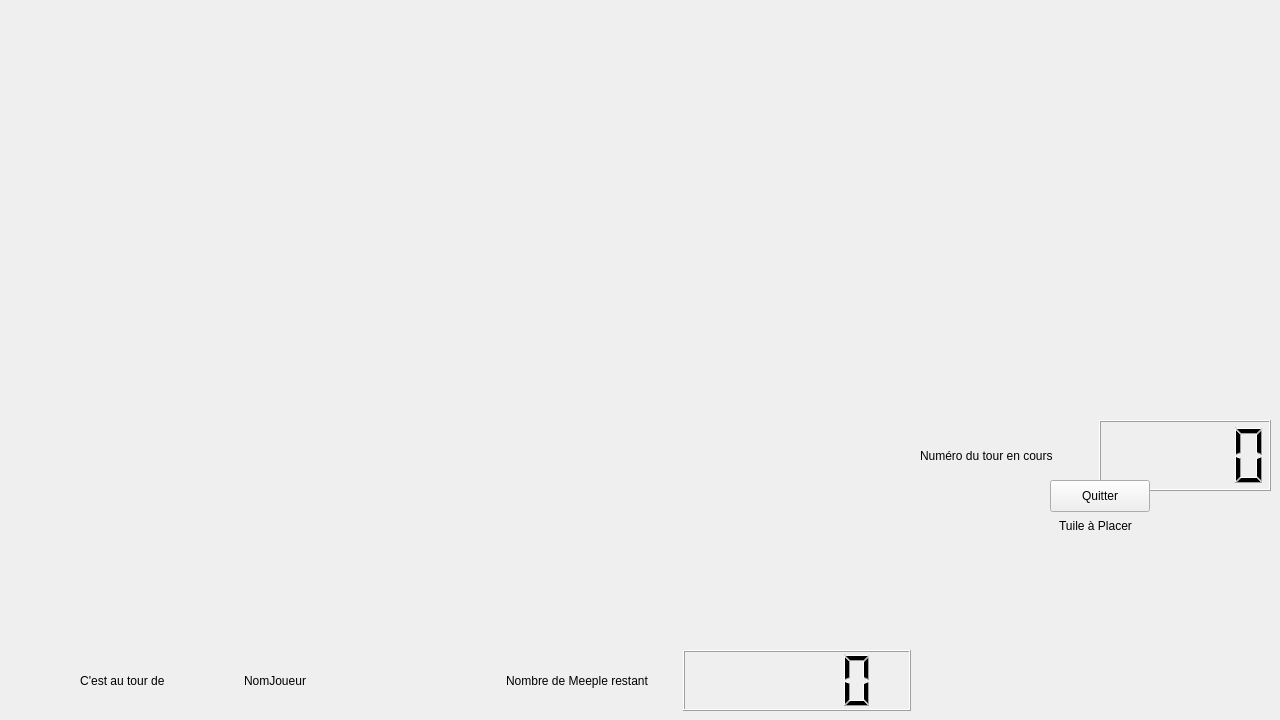
ritmosky/Projet_LO21_Carcassonne, file src/vue/vuePartie.ui: the form before one commit.
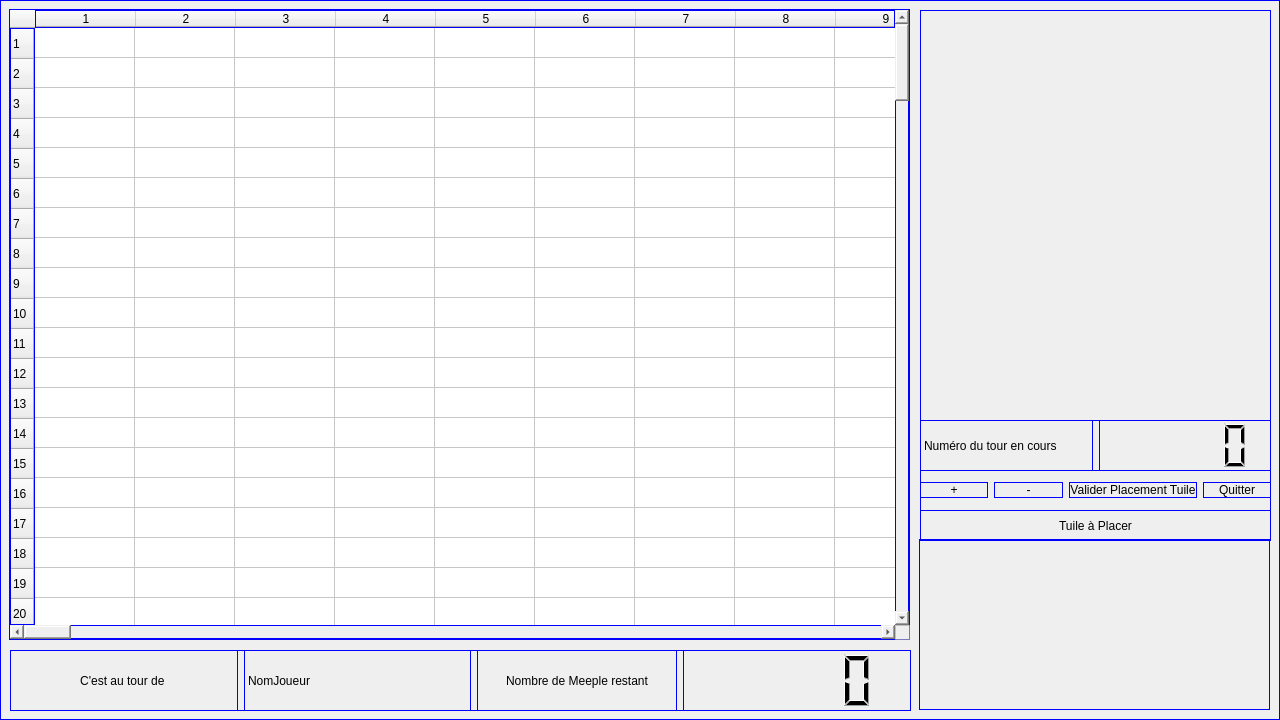
The form after the commit.

Commit message: ok plateau

```diff
--- a/src/vue/vuePartie.ui
+++ b/src/vue/vuePartie.ui
@@ -14,7 +14,7 @@
    <string>MainWindow</string>
   </property>
   <property name="styleSheet">
-   <string notr="true"/>
+   <string notr="true">border: 1px solid blue;</string>
   </property>
   <widget class="QWidget" name="centralwidget">
    <widget class="QWidget" name="verticalLayoutWidget">
@@ -38,7 +38,7 @@
       <x>920</x>
       <y>420</y>
       <width>351</width>
-      <height>71</height>
+      <height>51</height>
      </rect>
     </property>
     <layout class="QHBoxLayout" name="horizontalLayout">
@@ -129,18 +129,355 @@
      <set>Qt::AlignCenter</set>
     </property>
    </widget>
-   <widget class="QPushButton" name="bouttonQuitter">
+   <widget class="QWidget" name="widgetPlateau" native="true">
     <property name="geometry">
      <rect>
-      <x>1050</x>
-      <y>480</y>
-      <width>100</width>
-      <height>32</height>
+      <x>9</x>
+      <y>9</y>
+      <width>901</width>
+      <height>631</height>
      </rect>
     </property>
-    <property name="text">
-     <string>Quitter</string>
+    <layout class="QGridLayout" name="gridLayout">
+     <item row="0" column="0">
+      <widget class="QTableWidget" name="plateau">
+       <property name="rowCount">
+        <number>144</number>
+       </property>
+       <property name="columnCount">
+        <number>144</number>
+       </property>
+       <row/>
+       <row/>
+       <row/>
+       <row/>
+       <row/>
+       <row/>
+       <row/>
+       <row/>
+       <row/>
+       <row/>
+       <row/>
+       <row/>
+       <row/>
+       <row/>
+       <row/>
+       <row/>
+       <row/>
+       <row/>
+       <row/>
+       <row/>
+       <row/>
+       <row/>
+       <row/>
+       <row/>
+       <row/>
+       <row/>
+       <row/>
+       <row/>
+       <row/>
+       <row/>
+       <row/>
+       <row/>
+       <row/>
+       <row/>
+       <row/>
+       <row/>
+       <row/>
+       <row/>
+       <row/>
+       <row/>
+       <row/>
+       <row/>
+       <row/>
+       <row/>
+       <row/>
+       <row/>
+       <row/>
+       <row/>
+       <row/>
+       <row/>
+       <row/>
+       <row/>
+       <row/>
+       <row/>
+       <row/>
+       <row/>
+       <row/>
+       <row/>
+       <row/>
+       <row/>
+       <row/>
+       <row/>
+       <row/>
+       <row/>
+       <row/>
+       <row/>
+       <row/>
+       <row/>
+       <row/>
+       <row/>
+       <row/>
+       <row/>
+       <row/>
+       <row/>
+       <row/>
+       <row/>
+       <row/>
+       <row/>
+       <row/>
+       <row/>
+       <row/>
+       <row/>
+       <row/>
+       <row/>
+       <row/>
+       <row/>
+       <row/>
+       <row/>
+       <row/>
+       <row/>
+       <row/>
+       <row/>
+       <row/>
+       <row/>
+       <row/>
+       <row/>
+       <row/>
+       <row/>
+       <row/>
+       <row/>
+       <row/>
+       <row/>
+       <row/>
+       <row/>
+       <row/>
+       <row/>
+       <row/>
+       <row/>
+       <row/>
+       <row/>
+       <row/>
+       <row/>
+       <row/>
+       <row/>
+       <row/>
+       <row/>
+       <row/>
+       <row/>
+       <row/>
+       <row/>
+       <row/>
+       <row/>
+       <row/>
+       <row/>
+       <row/>
+       <row/>
+       <row/>
+       <row/>
+       <row/>
+       <row/>
+       <row/>
+       <row/>
+       <row/>
+       <row/>
+       <row/>
+       <row/>
+       <row/>
+       <row/>
+       <row/>
+       <row/>
+       <row/>
+       <row/>
+       <row/>
+       <row/>
+       <column/>
+       <column/>
+       <column/>
+       <column/>
+       <column/>
+       <column/>
+       <column/>
+       <column/>
+       <column/>
+       <column/>
+       <column/>
+       <column/>
+       <column/>
+       <column/>
+       <column/>
+       <column/>
+       <column/>
+       <column/>
+       <column/>
+       <column/>
+       <column/>
+       <column/>
+       <column/>
+       <column/>
+       <column/>
+       <column/>
+       <column/>
+       <column/>
+       <column/>
+       <column/>
+       <column/>
+       <column/>
+       <column/>
+       <column/>
+       <column/>
+       <column/>
+       <column/>
+       <column/>
+       <column/>
+       <column/>
+       <column/>
+       <column/>
+       <column/>
+       <column/>
+       <column/>
+       <column/>
+       <column/>
+       <column/>
+       <column/>
+       <column/>
+       <column/>
+       <column/>
+       <column/>
+       <column/>
+       <column/>
+       <column/>
+       <column/>
+       <column/>
+       <column/>
+       <column/>
+       <column/>
+       <column/>
+       <column/>
+       <column/>
+       <column/>
+       <column/>
+       <column/>
+       <column/>
+       <column/>
+       <column/>
+       <column/>
+       <column/>
+       <column/>
+       <column/>
+       <column/>
+       <column/>
+       <column/>
+       <column/>
+       <column/>
+       <column/>
+       <column/>
+       <column/>
+       <column/>
+       <column/>
+       <column/>
+       <column/>
+       <column/>
+       <column/>
+       <column/>
+       <column/>
+       <column/>
+       <column/>
+       <column/>
+       <column/>
+       <column/>
+       <column/>
+       <column/>
+       <column/>
+       <column/>
+       <column/>
+       <column/>
+       <column/>
+       <column/>
+       <column/>
+       <column/>
+       <column/>
+       <column/>
+       <column/>
+       <column/>
+       <column/>
+       <column/>
+       <column/>
+       <column/>
+       <column/>
+       <column/>
+       <column/>
+       <column/>
+       <column/>
+       <column/>
+       <column/>
+       <column/>
+       <column/>
+       <column/>
+       <column/>
+       <column/>
+       <column/>
+       <column/>
+       <column/>
+       <column/>
+       <column/>
+       <column/>
+       <column/>
+       <column/>
+       <column/>
+       <column/>
+       <column/>
+       <column/>
+       <column/>
+       <column/>
+       <column/>
+       <column/>
+       <column/>
+       <column/>
+       <column/>
+      </widget>
+     </item>
+    </layout>
+   </widget>
+   <widget class="QWidget" name="horizontalLayoutWidget">
+    <property name="geometry">
+     <rect>
+      <x>920</x>
+      <y>470</y>
+      <width>351</width>
+      <height>41</height>
+     </rect>
     </property>
+    <layout class="QHBoxLayout" name="conteneurBoutton">
+     <item>
+      <widget class="QPushButton" name="zoomIn">
+       <property name="text">
+        <string>+</string>
+       </property>
+      </widget>
+     </item>
+     <item>
+      <widget class="QPushButton" name="zoomOut">
+       <property name="text">
+        <string>-</string>
+       </property>
+      </widget>
+     </item>
+     <item>
+      <widget class="QPushButton" name="bouttonValiderTuile">
+       <property name="text">
+        <string>Valider Placement Tuile</string>
+       </property>
+      </widget>
+     </item>
+     <item>
+      <widget class="QPushButton" name="bouttonQuitter">
+       <property name="text">
+        <string>Quitter</string>
+       </property>
+      </widget>
+     </item>
+    </layout>
    </widget>
   </widget>
  </widget>
```
The commit also changes 8 other files.
